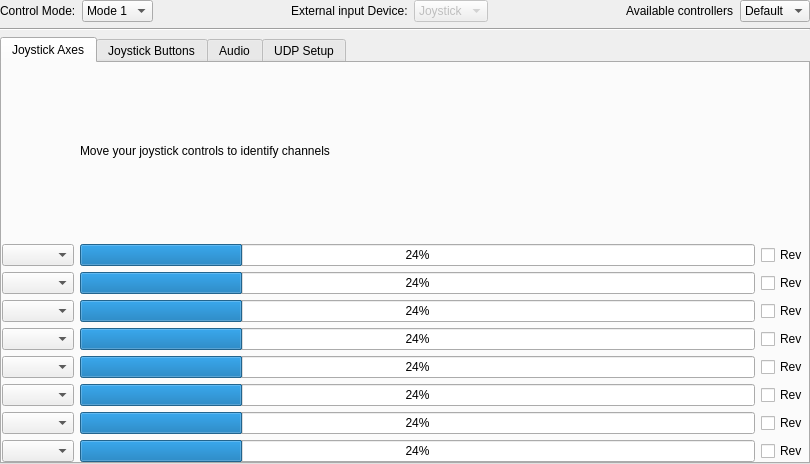
Qt form ground/openpilotgcs/src/plugins/gcscontrol/gcscontrolgadgetoptionspage.ui (openpilot/OpenPilot) before a commit.
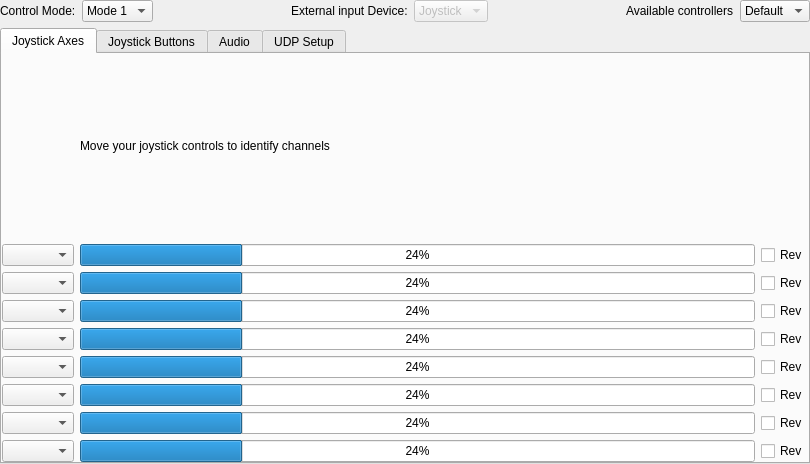
The same form after that commit.

Commit message: OP-833 minor options page cleanup: removed some uneeded separator lines

What changed in the file:
```diff
--- a/ground/openpilotgcs/src/plugins/gcscontrol/gcscontrolgadgetoptionspage.ui
+++ b/ground/openpilotgcs/src/plugins/gcscontrol/gcscontrolgadgetoptionspage.ui
@@ -160,13 +160,6 @@
             </item>
            </layout>
           </item>
-          <item>
-           <widget class="Line" name="line">
-            <property name="orientation">
-             <enum>Qt::Horizontal</enum>
-            </property>
-           </widget>
-          </item>
           <item>
            <widget class="QTabWidget" name="UDPSetup">
             <property name="currentIndex">
```
The commit also changes 1 other file.
